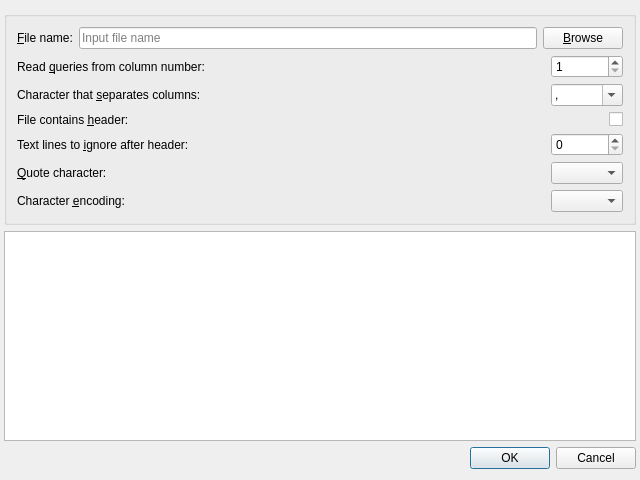
The window that coquery/gui/ui/csvOptions.ui (gkunter/coquery) describes before a commit, drawn with Qt 5.
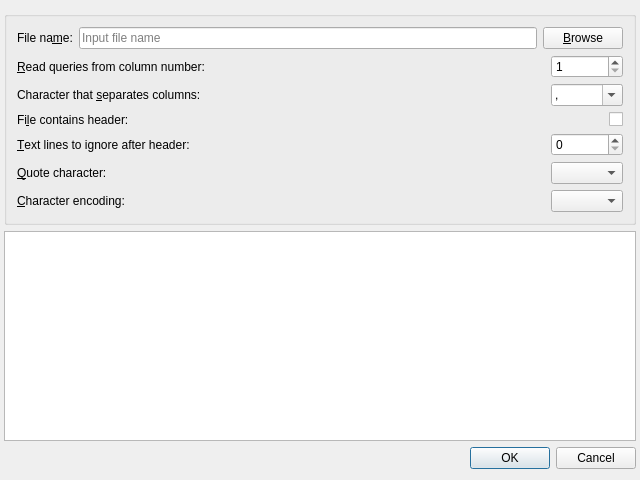
The same window after the commit.

Patch:
```diff
--- a/coquery/gui/ui/csvOptions.ui
+++ b/coquery/gui/ui/csvOptions.ui
@@ -16,7 +16,7 @@
   <property name="locale">
    <locale language="English" country="UnitedStates"/>
   </property>
-  <layout class="QVBoxLayout" name="verticalLayout_2">
+  <layout class="QVBoxLayout" name="verticalLayout_2" stretch="0,1,0">
    <property name="leftMargin">
     <number>4</number>
    </property>
@@ -34,7 +34,7 @@
         <item>
          <widget class="QLabel" name="label_4">
           <property name="text">
-           <string>&amp;File name:</string>
+           <string>File na&amp;me:</string>
           </property>
           <property name="buddy">
            <cstring>edit_file_name</cstring>
@@ -126,7 +126,7 @@
         <item row="3" column="0">
          <widget class="QLabel" name="label">
           <property name="text">
-           <string>File contains &amp;header:</string>
+           <string>Fi&amp;le contains header:</string>
           </property>
           <property name="buddy">
            <cstring>file_has_headers</cstring>
@@ -168,7 +168,7 @@
         <item row="6" column="0">
          <widget class="QLabel" name="label_3">
           <property name="text">
-           <string>Character &amp;encoding:</string>
+           <string>&amp;Character encoding:</string>
           </property>
           <property name="buddy">
            <cstring>combo_encoding</cstring>
@@ -181,7 +181,7 @@
         <item row="4" column="0">
          <widget class="QLabel" name="label_6">
           <property name="text">
-           <string>Text lines to &amp;ignore after header:</string>
+           <string>&amp;Text lines to ignore after header:</string>
           </property>
           <property name="buddy">
            <cstring>ignore_lines</cstring>
@@ -211,7 +211,7 @@
         <item row="1" column="0">
          <widget class="QLabel" name="label_query_column">
           <property name="text">
-           <string>Read &amp;queries from column number:</string>
+           <string>&amp;Read queries from column number:</string>
           </property>
           <property name="buddy">
            <cstring>query_column</cstring>
```
Left out of the diff: 11 changed lines with no effect on the pictures.
